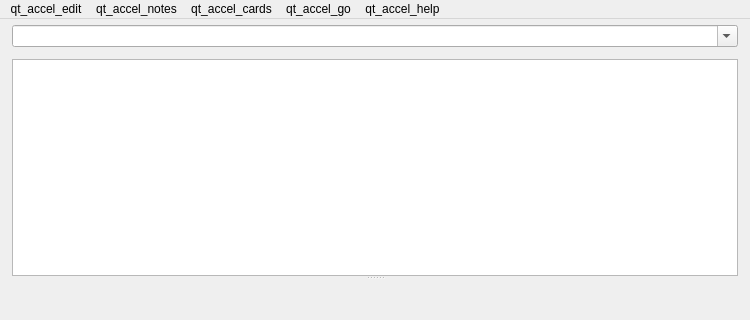
The window that qt/aqt/forms/browser.ui (ankitects/anki) describes before a commit, drawn with Qt 5; both pictures show x 0 to 750 and y 0 to 320 of the 750 by 493 pixel window.
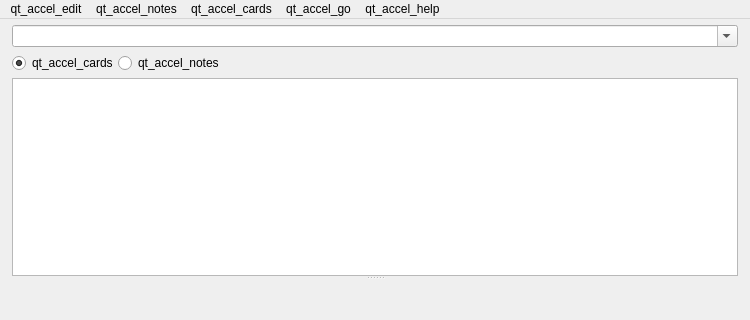
The same window after the commit. Icons and pictures are not drawn.

Commit message:
squash merge browser refactor
Closes #1100

What changed in the file:
```diff
--- a/qt/aqt/forms/browser.ui
+++ b/qt/aqt/forms/browser.ui
@@ -83,7 +83,7 @@
            <number>0</number>
           </property>
           <property name="bottomMargin">
-           <number>12</number>
+           <number>6</number>
           </property>
           <property name="horizontalSpacing">
            <number>12</number>
@@ -109,6 +109,30 @@
           </item>
          </layout>
         </item>
+        <item>
+         <layout class="QHBoxLayout" name="view_state" stretch="0,1">
+          <property name="bottomMargin">
+           <number>5</number>
+          </property>
+          <item>
+           <widget class="QRadioButton" name="radio_cards">
+            <property name="text">
+             <string>qt_accel_cards</string>
+            </property>
+            <property name="checked">
+             <bool>true</bool>
+            </property>
+           </widget>
+          </item>
+          <item>
+           <widget class="QRadioButton" name="radio_notes">
+            <property name="text">
+             <string>qt_accel_notes</string>
+            </property>
+           </widget>
+          </item>
+         </layout>
+        </item>
         <item>
          <widget class="QTableView" name="tableView">
           <property name="sizePolicy">
```
Left out of the diff: 8 changed lines with no effect on the pictures. The commit also changes 19 other files.
